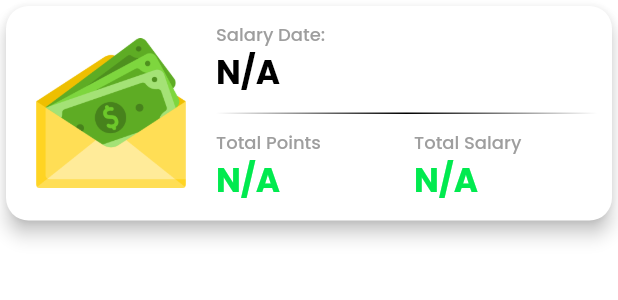
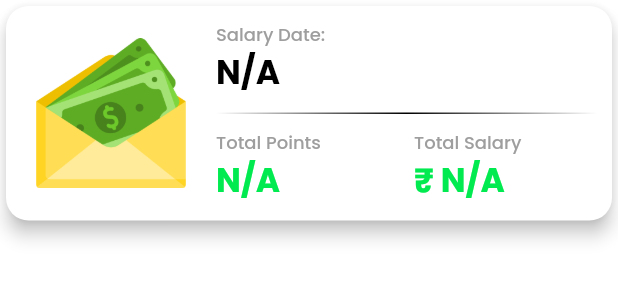
Before and after one commit to Acube-Innovation/Madathil-Mobile-App, a Flutter app: the SalaryListItem widget shown alone on an empty page, opened directly, on a phone screen of 412 x 824 dp. Shown: the top 300 px of the screen. Run offline on Flutter 3.47's test engine with Material 3 defaults, Android fonts, the phone set to English and light mode, and no system bars; our stand-ins replace cookie_jar, dio, dio_cookie_manager, flutter_screenutil, flutter_svg, fluttertoast and 7 more; missing offline and left inert: custom_date_range_picker, razorpay_flutter; accounts and stored records are empty.

Commit message:
indian currency

```diff
--- a/lib/view/screens/salary/components/salary_list.dart
+++ b/lib/view/screens/salary/components/salary_list.dart
@@ -114,7 +114,7 @@ class SalaryListItem extends StatelessWidget {
                                     ?.copyWith(color: AppColors.grey),
                               ),
                               Text(
-                                data?.salary.toString() ?? 'N/A',
+                                '₹ ${data?.salary.toString() ?? 'N/A'}',
                                 style: Theme.of(context)
                                     .textTheme
                                     .titleLarge
```
